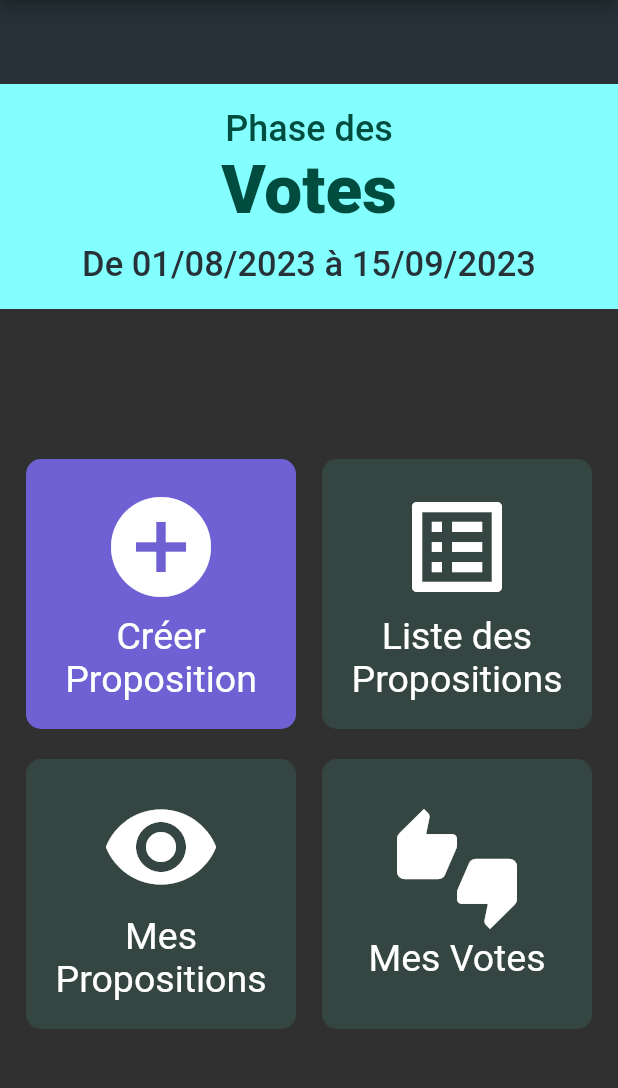
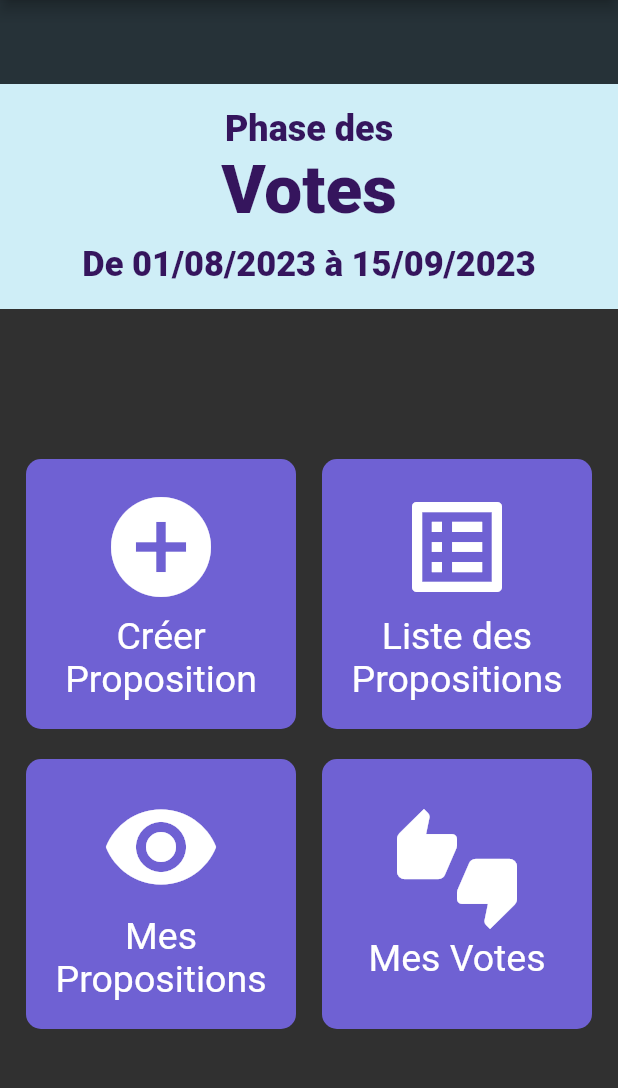
Before and after one commit to Beereex/EduPulse, a Flutter app: the screen it shows once a user with an empty profile is signed in, on a phone screen of 412 x 824 dp, the part 84-1172 px from its top. Run offline on Flutter 3.47's test engine with Material 2 defaults, Android fonts, the phone set to English and light mode, and no system bars; our stand-ins replace cloud_firestore, firebase_auth, firebase_core, firebase_storage, image_picker; accounts and stored records are empty.

```diff
--- a/lib/models/proposition.dart
+++ b/lib/models/proposition.dart
@@ -4,14 +4,14 @@ class Proposition {
   final String? id;
   String? title;
   String? content;
-  String? type = "Undefined", grade = "Undefined", speciality = "Undefined", subject = "Undefined",cours = "Undefined";
+  String? type, grade, speciality, subject,cours;
   String? authorId;
   String? authorName = "Undefined";
   int? upvoteCount = 0;
   int? downvoteCount = 0;
   int? userVoteStatus = 0;
-  DateTime? creationDate;
-  DateTime? lastEditDate;
+  Timestamp? creationDate;
+  Timestamp? lastEditDate;
 
 
   Proposition({
@@ -28,9 +28,11 @@ class Proposition {
     this.grade,
     this.subject,
     this.cours,
+    this.creationDate,
+    this.lastEditDate,
   });
 
-  Future<Proposition?> getPropositionById(String id) async{
+  static Future<Proposition?> getPropositionById(String id) async{
     try {
       DocumentSnapshot propositionSnapshot =
       await FirebaseFirestore.instance.collection('propositions').doc(id).get();
@@ -38,15 +40,12 @@ class Proposition {
 
       if (propositionSnapshot.exists) {
         Map<String, dynamic> data = propositionSnapshot.data() as Map<String, dynamic>;
-
         DocumentSnapshot userSnapShot =
-            await FirebaseFirestore.instance.collection(("users")).doc(data["author"]).get();
+            await FirebaseFirestore.instance.collection("users").doc(data["author"]).get();
         if(userSnapShot.exists) {
-          Map<String, dynamic> udata =
-              userSnapShot.data() as Map<String, dynamic>;
+          Map<String, dynamic> udata = userSnapShot.data() as Map<String, dynamic>;
           userName = udata["first_name"] + " " + udata["last_name"];
         }
-
         return Proposition(
           id: propositionSnapshot.id,
           title: data['title'],
@@ -61,6 +60,8 @@ class Proposition {
           grade: data['grade'],
           subject: data['subject'],
           cours: data['cours'],
+          creationDate: data['creationDate'],
+          lastEditDate: data['lastEditDate'],
         );
       } else {
         return null;
--- a/lib/screens/home/home.dart
+++ b/lib/screens/home/home.dart
@@ -18,7 +18,9 @@ class Home extends StatelessWidget {
   double buttonFontSize = 25;
   double buttonBoxSize = 180;
   double buttonIconSize = 80;
-  Color _menuCategoriesColor = Color.fromRGBO(76 , 76, 76, 1);
+  Color _menuCategoriesColor = Color.fromRGBO(111, 97, 211, 1);
+  Color _phaseTextColor = Color.fromRGBO(53, 21, 93, 1);
+  Color _phaseBarBackColor = Color.fromRGBO(207, 238, 247, 1);
 
   void showNotificationsMenu(BuildContext context) {
 
@@ -93,11 +95,20 @@ class Home extends StatelessWidget {
               ),
             ),
             ListTile(
-              leading: const Icon(Icons.account_circle, size: 40),
-              tileColor: _menuCategoriesColor,
-              title: const Text(
+              leading: Icon(
+                Icons.account_circle,
+                size: 40,
+                color: _phaseTextColor,
+              ),
+              tileColor: _phaseBarBackColor,
+              title: Text(
                 'Mon compte',
-                style: TextStyle(fontSize: 25,decoration: TextDecoration.underline),
+                style: TextStyle(
+                  fontSize: 27,
+                  decoration: TextDecoration.underline,
+                  color: _phaseTextColor,
+                  fontWeight: FontWeight.w900,
+                ),
               ),
             ),
             ListTile(
@@ -131,11 +142,20 @@ class Home extends StatelessWidget {
               },
             ),
             ListTile(
-              tileColor: _menuCategoriesColor,
-              leading: const Icon(Icons.description, size: 40),
-              title: const Text(
+              tileColor: _phaseBarBackColor,
+              leading: Icon(
+                Icons.description,
+                size: 40,
+                color: _phaseTextColor,
+              ),
+              title: Text(
                 'Propositions',
-                style: TextStyle(fontSize: 25,decoration: TextDecoration.underline),
+                style: TextStyle(
+                  fontSize: 27,
+                  decoration: TextDecoration.underline,
+                  color: _phaseTextColor,
+                  fontWeight: FontWeight.w900,
+                ),
               ),
             ),
             ListTile(
@@ -184,11 +204,20 @@ class Home extends StatelessWidget {
               },
             ),
             ListTile(
-              tileColor: _menuCategoriesColor,
-              leading: const Icon(Icons.how_to_vote, size: 40),
-              title: const Text(
+              tileColor: _phaseBarBackColor,
+              leading: Icon(
+                Icons.how_to_vote,
+                size: 40,
+                color: _phaseTextColor,
+              ),
+              title: Text(
                 'Vote',
-                style: TextStyle(fontSize: 25,decoration: TextDecoration.underline),
+                style: TextStyle(
+                  fontSize: 27,
+                  decoration: TextDecoration.underline,
+                  color: _phaseTextColor,
+                  fontWeight: FontWeight.w900,
+                ),
               ),
             ),
             ListTile(
@@ -222,10 +251,20 @@ class Home extends StatelessWidget {
               },
             ),
             ListTile(
-              leading: const Icon(Icons.exit_to_app, size: 40),
-              title: const Text(
+              tileColor: _phaseBarBackColor,
+              leading: Icon(
+                Icons.exit_to_app,
+                size: 40,
+                color: _phaseTextColor,
+              ),
+              title: Text(
                 'Déconnexion',
-                style: TextStyle(fontSize: 25,decoration: TextDecoration.underline),
+                style: TextStyle(
+                  fontSize: 27,
+                  decoration: TextDecoration.underline,
+                  color: _phaseTextColor,
+                  fontWeight: FontWeight.w900,
+                ),
               ),
               onTap: () {logout(context);},
             ),
@@ -236,7 +275,7 @@ class Home extends StatelessWidget {
         future: AppData.instance.getUserData(),
         builder: (BuildContext context, AsyncSnapshot<UserInfos?> snapshot) {
           if (snapshot.connectionState == ConnectionState.waiting)
-            return CircularProgressIndicator();
+            return Center(child: CircularProgressIndicator());
           else if (snapshot.hasError)
             return Text("Error: ${snapshot.error}");
           else {
@@ -261,7 +300,7 @@ class Home extends StatelessWidget {
                   ),
                   Container(
                     width: double.infinity,
-                    color: Colors.cyanAccent.shade100,
+                    color: _phaseBarBackColor,
                     padding: const EdgeInsets.symmetric(vertical: 16),
                     alignment: Alignment.center,
                     child: Column(
@@ -270,8 +309,8 @@ class Home extends StatelessWidget {
                           "Phase des",
                           style: TextStyle(
                             fontSize: 24,
-                            color: Colors.teal.shade900,
-                            fontWeight: FontWeight.w500,
+                            color: _phaseTextColor,
+                            fontWeight: FontWeight.w900,
                           ),
                         ),
                         Text(
@@ -279,7 +318,7 @@ class Home extends StatelessWidget {
                           style: TextStyle(
                               fontSize: 45,
                               fontWeight: FontWeight.w900,
-                              color: Colors.teal.shade900
+                              color: _phaseTextColor,
                           ),
                         ),
                         const SizedBox(height: 10),
@@ -287,8 +326,8 @@ class Home extends StatelessWidget {
                           "De 01/08/2023 à 15/09/2023",
                           style: TextStyle(
                             fontSize: 23,
-                            color: Colors.blueGrey[900],
-                            fontWeight: FontWeight.w500,
+                            color: _phaseTextColor,
+                            fontWeight: FontWeight.w900,
                           ),
                         ),
 
@@ -305,7 +344,7 @@ class Home extends StatelessWidget {
                             iconData: Icons.add_circle,
                             text: "Créer Proposition",
                             //backgroundColor: Colors.tealAccent.withOpacity(0.1),
-                            backgroundColor: Color.fromRGBO(111, 97, 211, 1),
+                            backgroundColor: _menuCategoriesColor,
                             fontSize: buttonFontSize,
                             iconSize: buttonIconSize,
                             boxSize: buttonBoxSize,
@@ -320,7 +359,7 @@ class Home extends StatelessWidget {
                         HomeButton(
                             iconData: Icons.list_alt,
                             text: "Liste des Propositions",
-                            backgroundColor: Colors.tealAccent.withOpacity(0.1),
+                            backgroundColor: _menuCategoriesColor,
                             fontSize: buttonFontSize,
                             iconSize: buttonIconSize,
                             boxSize: buttonBoxSize,
@@ -344,7 +383,7 @@ class Home extends StatelessWidget {
                         HomeButton(
                             iconData: Icons.visibility,
                             text: "Mes Propositions",
-                            backgroundColor: Colors.tealAccent.withOpacity(0.1),
+                            backgroundColor: _menuCategoriesColor,
                             fontSize: buttonFontSize,
                             iconSize: buttonIconSize,
                             boxSize: buttonBoxSize,
@@ -359,7 +398,7 @@ class Home extends StatelessWidget {
                         HomeButton(
                             iconData: Icons.thumbs_up_down,
                             text: "Mes Votes",
-                            backgroundColor: Colors.tealAccent.withOpacity(0.1),
+                            backgroundColor: _menuCategoriesColor,
                             fontSize: buttonFontSize,
                             iconSize: buttonIconSize,
                             boxSize: buttonBoxSize,
```
Also changed, not shown: lib/screens/propositions/proposition_card.dart (renamed from lib/screens/proposition_card.dart, +36 -11 lines), lib/screens/propositions/propositions_list.dart (+44 -19 lines).
